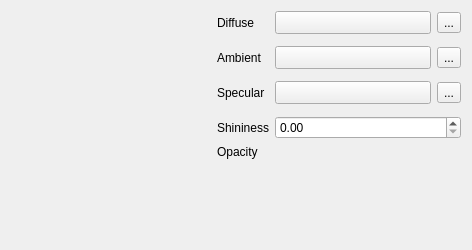
Before: the Qt Designer form src/ui/3d/phongmaterialwidget.ui in qgis/QGIS, drawn with Qt 5.
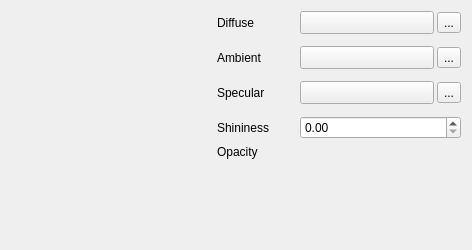
After: the same form once the commit is applied. Custom widgets are drawn as their Qt base class.

Commit message:
qgsphongmaterialwidget: Fix alignment of color widgets
- Fix color buttons width when data-defined buttons are hidden
- Align percentage widgets with other controls

```diff
--- a/src/ui/3d/phongmaterialwidget.ui
+++ b/src/ui/3d/phongmaterialwidget.ui
@@ -13,30 +13,14 @@
   <property name="windowTitle">
    <string notr="true">Form</string>
   </property>
-  <layout class="QGridLayout" name="gridLayout">
-   <item row="5" column="2">
+  <layout class="QGridLayout" name="mGridLayout">
+   <item row="5" column="2" colspan="2">
     <widget class="QgsPercentageWidget" name="mSpecularCoefficientWidget" native="true">
      <property name="focusPolicy">
       <enum>Qt::FocusPolicy::StrongFocus</enum>
      </property>
     </widget>
    </item>
-   <item row="4" column="2">
-    <widget class="QgsColorButton" name="btnSpecular">
-     <property name="sizePolicy">
-      <sizepolicy hsizetype="Expanding" vsizetype="Fixed">
-       <horstretch>0</horstretch>
-       <verstretch>0</verstretch>
-      </sizepolicy>
-     </property>
-     <property name="minimumSize">
-      <size>
-       <width>120</width>
-       <height>0</height>
-      </size>
-     </property>
-    </widget>
-   </item>
    <item row="0" column="1">
     <widget class="QLabel" name="lblDiffuse">
      <property name="toolTip">
@@ -47,6 +31,50 @@
      </property>
     </widget>
    </item>
+   <item row="0" column="2" colspan="2">
+    <widget class="QWidget" name="mDiffuseColorContainer">
+     <layout class="QHBoxLayout" name="mDiffuseColorLayout">
+      <property name="spacing">
+       <number>3</number>
+      </property>
+      <property name="leftMargin">
+       <number>0</number>
+      </property>
+      <property name="topMargin">
+       <number>0</number>
+      </property>
+      <property name="rightMargin">
+       <number>0</number>
+      </property>
+      <property name="bottomMargin">
+       <number>0</number>
+      </property>
+      <item>
+       <widget class="QgsColorButton" name="btnDiffuse">
+        <property name="sizePolicy">
+         <sizepolicy hsizetype="Expanding" vsizetype="Fixed">
+          <horstretch>0</horstretch>
+          <verstretch>0</verstretch>
+         </sizepolicy>
+        </property>
+        <property name="minimumSize">
+         <size>
+          <width>120</width>
+          <height>0</height>
+         </size>
+        </property>
+       </widget>
+      </item>
+      <item>
+       <widget class="QgsPropertyOverrideButton" name="mDiffuseDataDefinedButton">
+        <property name="text">
+         <string>...</string>
+        </property>
+       </widget>
+      </item>
+     </layout>
+    </widget>
+   </item>
    <item row="6" column="1">
     <widget class="QLabel" name="lblShininess">
      <property name="toolTip">
@@ -57,20 +85,6 @@
      </property>
     </widget>
    </item>
-   <item row="0" column="3">
-    <widget class="QgsPropertyOverrideButton" name="mDiffuseDataDefinedButton">
-     <property name="text">
-      <string>...</string>
-     </property>
-    </widget>
-   </item>
-   <item row="2" column="3">
-    <widget class="QgsPropertyOverrideButton" name="mAmbientDataDefinedButton">
-     <property name="text">
-      <string>...</string>
-     </property>
-    </widget>
-   </item>
    <item row="4" column="1">
     <widget class="QLabel" name="lblSpecular">
      <property name="toolTip">
@@ -81,6 +95,50 @@
      </property>
     </widget>
    </item>
+   <item row="4" column="2" colspan="2">
+    <widget class="QWidget" name="mSpecularColorContainer">
+     <layout class="QHBoxLayout" name="mSpecularColorLayout">
+      <property name="spacing">
+       <number>3</number>
+      </property>
+      <property name="leftMargin">
+       <number>0</number>
+      </property>
+      <property name="topMargin">
+       <number>0</number>
+      </property>
+      <property name="rightMargin">
+       <number>0</number>
+      </property>
+      <property name="bottomMargin">
+       <number>0</number>
+      </property>
+      <item>
+       <widget class="QgsColorButton" name="btnSpecular">
+        <property name="sizePolicy">
+         <sizepolicy hsizetype="Expanding" vsizetype="Fixed">
+          <horstretch>0</horstretch>
+          <verstretch>0</verstretch>
+         </sizepolicy>
+        </property>
+        <property name="minimumSize">
+         <size>
+          <width>120</width>
+          <height>0</height>
+         </size>
+        </property>
+       </widget>
+      </item>
+      <item>
+       <widget class="QgsPropertyOverrideButton" name="mSpecularDataDefinedButton">
+        <property name="text">
+         <string>...</string>
+        </property>
+       </widget>
+      </item>
+     </layout>
+    </widget>
+   </item>
    <item row="6" column="2" colspan="2">
     <widget class="QgsDoubleSpinBox" name="spinShininess">
      <property name="maximum">
@@ -88,22 +146,6 @@
      </property>
     </widget>
    </item>
-   <item row="2" column="2">
-    <widget class="QgsColorButton" name="btnAmbient">
-     <property name="sizePolicy">
-      <sizepolicy hsizetype="Expanding" vsizetype="Fixed">
-       <horstretch>0</horstretch>
-       <verstretch>0</verstretch>
-      </sizepolicy>
-     </property>
-     <property name="minimumSize">
-      <size>
-       <width>120</width>
-       <height>0</height>
-      </size>
-     </property>
-    </widget>
-   </item>
    <item row="7" column="1">
     <widget class="QLabel" name="mLblOpacity">
      <property name="text">
@@ -111,7 +153,7 @@
      </property>
     </widget>
    </item>
-   <item row="1" column="2">
+   <item row="1" column="2" colspan="2">
     <widget class="QgsPercentageWidget" name="mDiffuseCoefficientWidget" native="true">
      <property name="focusPolicy">
       <enum>Qt::FocusPolicy::StrongFocus</enum>
@@ -125,20 +167,13 @@
      </property>
     </widget>
    </item>
-   <item row="3" column="2">
+   <item row="3" column="2" colspan="2">
     <widget class="QgsPercentageWidget" name="mAmbientCoefficientWidget" native="true">
      <property name="focusPolicy">
       <enum>Qt::FocusPolicy::StrongFocus</enum>
      </property>
     </widget>
    </item>
-   <item row="4" column="3">
-    <widget class="QgsPropertyOverrideButton" name="mSpecularDataDefinedButton">
-     <property name="text">
-      <string>...</string>
-     </property>
-    </widget>
-   </item>
    <item row="2" column="1">
     <widget class="QLabel" name="lblAmbient">
      <property name="toolTip">
@@ -149,20 +184,48 @@
      </property>
     </widget>
    </item>
-   <item row="0" column="2">
-    <widget class="QgsColorButton" name="btnDiffuse">
-     <property name="sizePolicy">
-      <sizepolicy hsizetype="Expanding" vsizetype="Fixed">
-       <horstretch>0</horstretch>
-       <verstretch>0</verstretch>
-      </sizepolicy>
-     </property>
-     <property name="minimumSize">
-      <size>
-       <width>120</width>
-       <height>0</height>
-      </size>
-     </property>
+   <item row="2" column="2" colspan="2">
+    <widget class="QWidget" name="mAmbientColorContainer">
+     <layout class="QHBoxLayout" name="mAmbientColorLayout">
+      <property name="spacing">
+       <number>3</number>
+      </property>
+      <property name="leftMargin">
+       <number>0</number>
+      </property>
+      <property name="topMargin">
+       <number>0</number>
+      </property>
+      <property name="rightMargin">
+       <number>0</number>
+      </property>
+      <property name="bottomMargin">
+       <number>0</number>
+      </property>
+      <item>
+       <widget class="QgsColorButton" name="btnAmbient">
+        <property name="sizePolicy">
+         <sizepolicy hsizetype="Expanding" vsizetype="Fixed">
+          <horstretch>0</horstretch>
+          <verstretch>0</verstretch>
+         </sizepolicy>
+        </property>
+        <property name="minimumSize">
+         <size>
+          <width>120</width>
+          <height>0</height>
+         </size>
+        </property>
+       </widget>
+      </item>
+      <item>
+       <widget class="QgsPropertyOverrideButton" name="mAmbientDataDefinedButton">
+        <property name="text">
+         <string>...</string>
+        </property>
+       </widget>
+      </item>
+     </layout>
     </widget>
    </item>
    <item row="8" column="2">
```
The commit also changes 1 other file.
